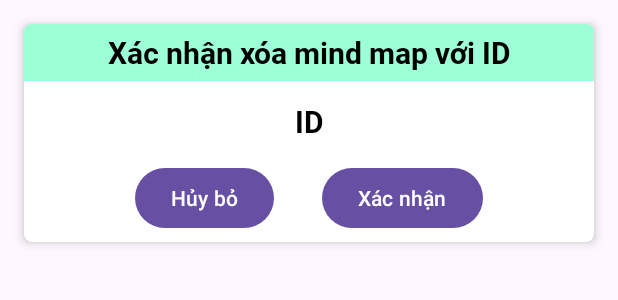
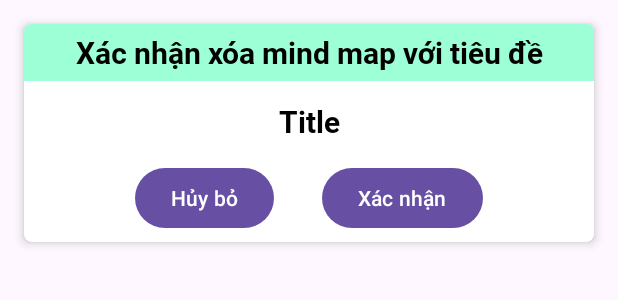
Before and after one commit to kduythanh/NCKH-StudyHelperApp, an Android app: the layout dialog_confirm_deletion_mind_map.xml on its own in the app's theme, with its tools: preview values and no code run, on a phone screen of 412 x 824 dp. Shown: the top 300 px of the screen. Run offline under Robolectric (Android 15) with nearby library versions, the phone set to English and light mode, and no system bars.

Commit message:
Translate some Toast messages and placeholder texts to Vietnamese

```diff
--- a/app/src/main/res/layout/dialog_confirm_deletion_mind_map.xml
+++ b/app/src/main/res/layout/dialog_confirm_deletion_mind_map.xml
@@ -20,7 +20,7 @@
             android:layout_width="match_parent"
             android:layout_height="wrap_content"
             android:gravity="center"
-            android:text="Xác nhận xóa mind map với ID"
+            android:text="@string/confirmDeletionMindMapItem"
             android:textSize="20sp"
             android:fontFamily="@font/roboto_bold"
             android:textColor="@color/black"
@@ -30,11 +30,11 @@
             android:background="@color/background_2"/>
 
         <TextView
-            android:id="@+id/mindMapIdTextView"
+            android:id="@+id/mindMapTitleTextView"
             android:layout_width="match_parent"
             android:layout_height="wrap_content"
             android:gravity="center"
-            android:text="ID"
+            android:text="@string/TitlePlaceHolder"
             android:textSize="20sp"
             android:fontFamily="@font/roboto_bold"
             android:textColor="@color/black"
--- a/app/src/main/res/values/strings.xml
+++ b/app/src/main/res/values/strings.xml
@@ -6,6 +6,7 @@
     <string name="email">Email</string>
     <string name="password">Mật khẩu</string>
     <string name="confirmPassword">Xác nhận mật khẩu</string>
+    <string name="confirmDeletionMindMapItem">Xác nhận xóa mind map với tiêu đề</string>
 
     <string name="createAccount">TẠO TÀI KHOẢN</string>
     <string name="haveAnAccount">Đã có tài khoản?\ </string>
```
Also changed, not shown: app/src/main/java/com/example/nlcs/MindMapActivity.kt (+7 -9 lines), app/src/main/java/com/example/nlcs/MindMapAdapter.kt (+5 -13 lines), app/src/main/java/com/example/nlcs/MindMapMenuActivity.kt (+4 -43 lines).
